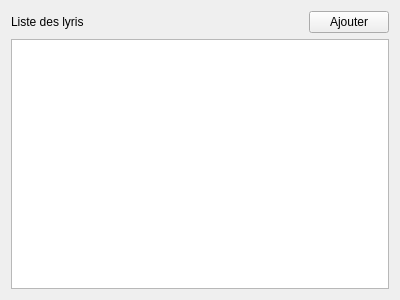
Above: app/ui/songs/song.ui from TNyRina/admin_tononkira_pcl_desktop before the change. Below: the same form after it.
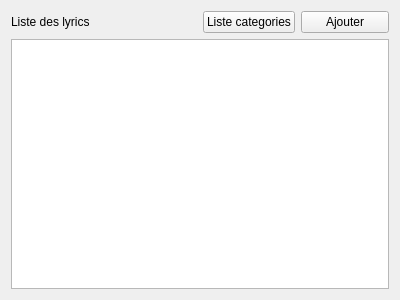
That is the form after the change.

Commit message: Manage exception: category

The edit to the form file:
```diff
--- a/app/ui/songs/song.ui
+++ b/app/ui/songs/song.ui
@@ -15,20 +15,31 @@
   </property>
   <layout class="QVBoxLayout" name="verticalLayout">
    <item>
-    <layout class="QHBoxLayout" name="horizontalLayout" stretch="4,1">
+    <layout class="QHBoxLayout" name="horizontalLayout_2">
      <item>
       <widget class="QLabel" name="label">
        <property name="text">
-        <string>Liste des lyris</string>
+        <string>Liste des lyrics</string>
        </property>
       </widget>
      </item>
      <item>
-      <widget class="QPushButton" name="add_form_btn">
+      <layout class="QHBoxLayout" name="horizontalLayout" stretch="0,0">
+       <item>
+        <widget class="QPushButton" name="btn_to_category">
+         <property name="text">
+          <string>Liste categories</string>
+         </property>
+        </widget>
+       </item>
+       <item>
+        <widget class="QPushButton" name="btn_to_add_form">
        <property name="text">
         <string>Ajouter</string>
        </property>
       </widget>
+       </item>
+      </layout>
      </item>
     </layout>
    </item>
```
Lines whose indentation alone changed are shown as unchanged. The commit also changes 34 other files.
